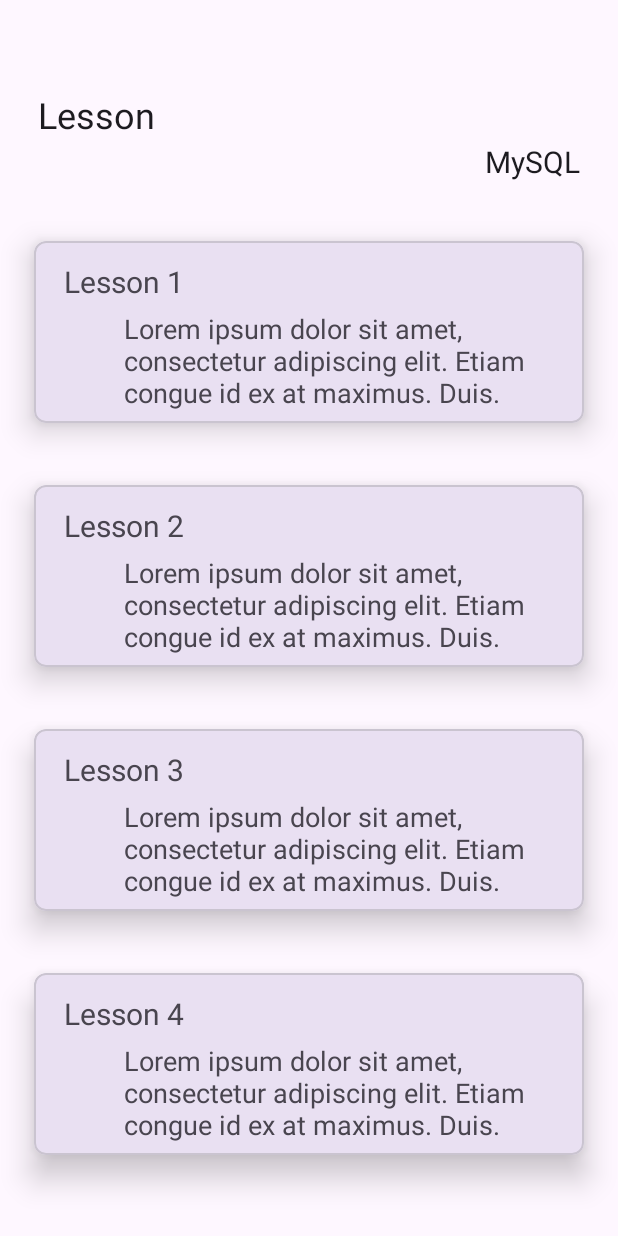
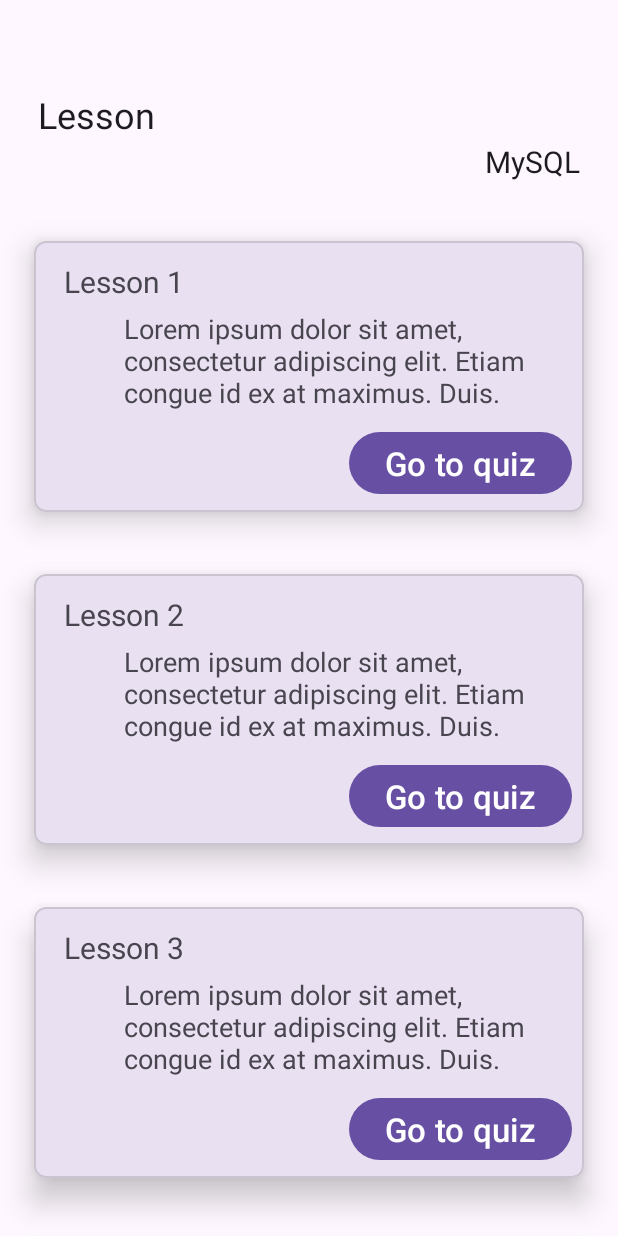
Before and after one commit to Kawtsun/ITeach, an Android app: the fragment LessonHome shown on its own in the app's theme, on a phone screen of 412 x 824 dp. Run offline under Robolectric (Android 15) with nearby library versions, the phone set to English and light mode, and no system bars.

Commit message:
added quiz button

```diff
--- a/app/src/main/res/layout/each_lesson.xml
+++ b/app/src/main/res/layout/each_lesson.xml
@@ -12,9 +12,9 @@
     app:cardElevation="12dp">
 
     <androidx.constraintlayout.widget.ConstraintLayout
-        android:layout_width="match_parent"
+        android:layout_width="wrap_content"
         android:layout_height="wrap_content"
-        android:padding="8dp" >
+        android:padding="8dp">
 
         <TextView
             android:id="@+id/tvTitle"
@@ -52,7 +52,35 @@
             app:layout_constraintTop_toBottomOf="@+id/tvTitle"
             app:layout_constraintVertical_bias="0.0" />
 
+        <Button
+            android:layout_width="wrap_content"
+            android:layout_height="match_parent"
+            android:text="@string/gotoquiz"
+            android:textSize="22sp"
+            android:layout_marginTop="10dp"
+            app:layout_constraintBottom_toBottomOf="parent"
+            app:layout_constraintEnd_toEndOf="parent"
+            app:layout_constraintHorizontal_bias="1.0"
+            app:layout_constraintStart_toStartOf="parent"
+            app:layout_constraintTop_toBottomOf="@id/tvDescription"
+            app:layout_constraintVertical_bias="0.0" />
+
+
     </androidx.constraintlayout.widget.ConstraintLayout>
+
+    <!--<com.google.android.material.card.MaterialCardView
+        android:layout_width="match_parent"
+        android:layout_height="50dp"
+        android:layout_marginTop="130dp">
+
+        <Button
+            android:layout_width="wrap_content"
+            android:layout_gravity="end"
+            android:layout_height="match_parent"
+            android:text="@string/gotoquiz"
+            android:textSize="22sp"/>
+
+    </com.google.android.material.card.MaterialCardView>-->
 
 
 
--- a/app/src/main/res/values/strings.xml
+++ b/app/src/main/res/values/strings.xml
@@ -49,4 +49,10 @@ Proin placerat arcu mauris, vel feugiat turpis vestibulum id. Morbi bibendum orc
     <string name="choices2">Beta</string>
     <string name="choices3">Zeta</string>
     <string name="choices4">Delta</string>
+
+    <string name="question">Question</string>
+
+    <string name="gotoquiz">Go to quiz</string>
+    <string name="quiz">Quiz</string>
+    <string name="nothing">null</string>
 </resources>
```
Also changed, not shown: app/src/main/res/layout/activity_lesson_view.xml (+26 -26 lines).
